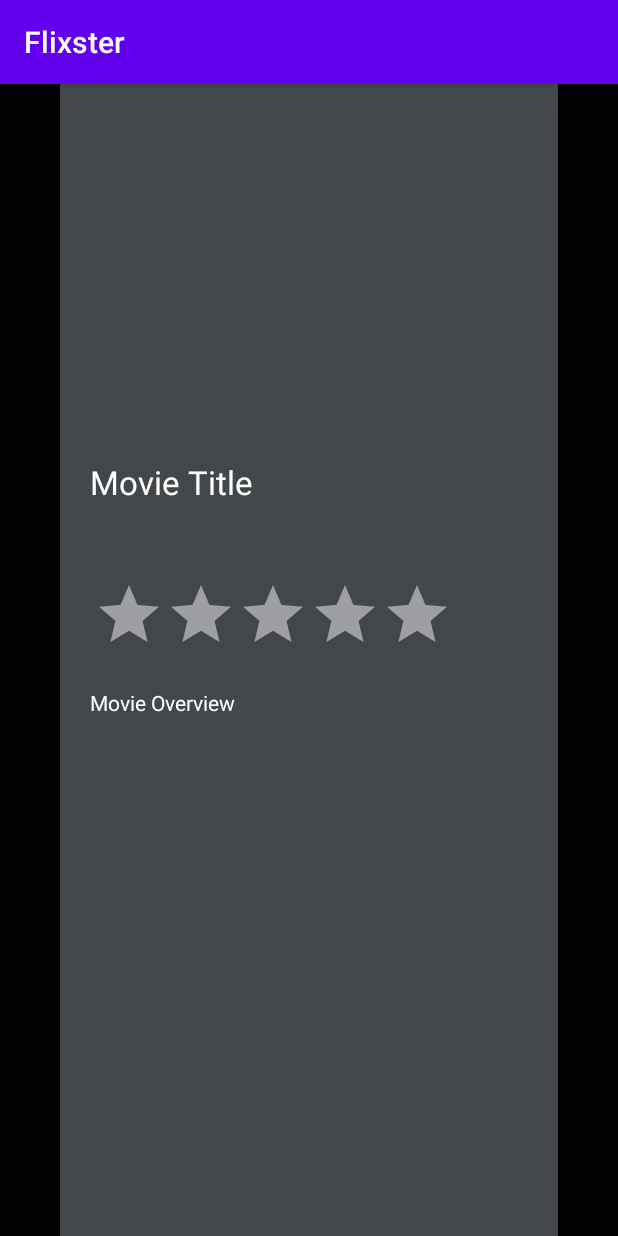
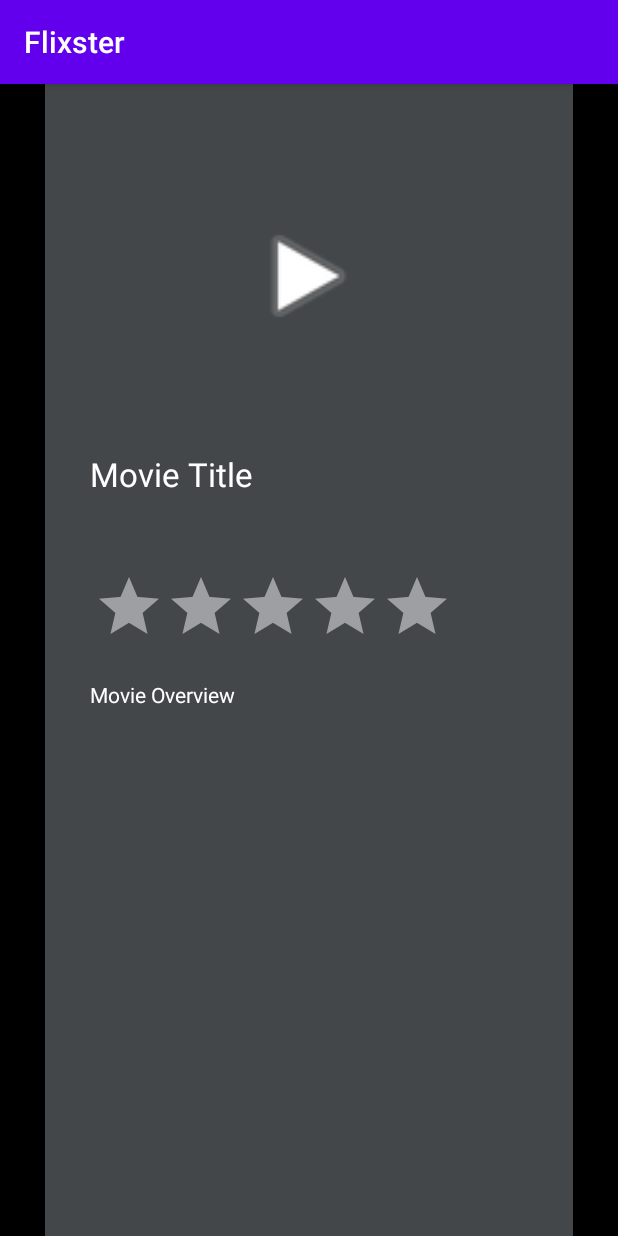
Before and after one commit to pgarza917/Flixster, an Android app: the MovieDetailsActivity screen opened directly, with no data from a screen before it, on a phone screen of 412 x 824 dp. Run offline under Robolectric (Android 15) with nearby library versions, the phone set to English and light mode, and no system bars; libraries missing offline, so code that uses them is left out: com.codepath.asynchttpclient, org.parceler; pictures from the network do not load; 10 statements that could not run were skipped.

Commit message:
Fixed bug with landscape view on MainActivity

```diff
--- a/app/src/main/res/layout/activity_main.xml
+++ b/app/src/main/res/layout/activity_main.xml
@@ -9,12 +9,12 @@
 
     <androidx.recyclerview.widget.RecyclerView
         android:id="@+id/rvMovies"
-        android:layout_width="366dp"
+        android:layout_width="match_parent"
         android:layout_height="match_parent"
         android:layout_alignParentStart="true"
         android:layout_alignParentTop="true"
-        android:layout_marginStart="20dp"
+        android:layout_marginStart="40dp"
         android:layout_marginTop="0dp"
-        android:layout_marginEnd="20dp"
+        android:layout_marginEnd="40dp"
         android:background="@color/colorDarkGrey" />
 </RelativeLayout>
--- a/app/src/main/res/layout/activity_movie_details.xml
+++ b/app/src/main/res/layout/activity_movie_details.xml
@@ -13,9 +13,10 @@
         android:layout_height="match_parent"
         android:layout_alignParentStart="true"
         android:layout_alignParentTop="true"
-        android:layout_marginStart="40dp"
-        android:layout_marginTop="0dp"
-        android:layout_marginEnd="40dp"
+        android:layout_centerHorizontal="true"
+        android:layout_marginStart="30dp"
+        android:layout_marginTop="-1dp"
+        android:layout_marginEnd="30dp"
         android:background="@color/colorGrey"
         android:clickable="false" />
 
@@ -26,7 +27,7 @@
         android:layout_below="@+id/ivBackdrop"
         android:layout_alignParentStart="true"
         android:layout_marginStart="60dp"
-        android:layout_marginTop="15dp"
+        android:layout_marginTop="10dp"
         android:text="Movie Title"
         android:textAppearance="@android:style/TextAppearance.Large"
         android:textColor="@android:color/white" />
@@ -73,15 +74,25 @@
 
     <ImageView
         android:id="@+id/ivBackdrop"
-        android:layout_width="316dp"
+        android:layout_width="wrap_content"
         android:layout_height="195dp"
         android:layout_alignParentStart="true"
         android:layout_alignParentTop="true"
         android:layout_centerHorizontal="true"
-        android:layout_marginStart="47dp"
+        android:layout_marginStart="35dp"
         android:layout_marginTop="30dp"
+        android:layout_marginEnd="35dp"
         android:layout_marginBottom="10dp"
         tools:srcCompat="@tools:sample/backgrounds/scenic" />
 
+    <ImageView
+        android:id="@+id/ivPlayButton"
+        android:layout_width="99dp"
+        android:layout_height="81dp"
+        android:layout_alignParentTop="true"
+        android:layout_centerHorizontal="true"
+        android:layout_marginTop="87dp"
+        app:srcCompat="@android:drawable/ic_media_play" />
+
 
 </RelativeLayout>
```
Also changed, not shown: app/src/main/java/com/example/flixster/MainActivity.java (+0 -19 lines), app/src/main/java/com/example/flixster/models/Movie.java (+0 -12 lines), app/src/main/res/layout-land/item_movie.xml (+13 -6 lines).
